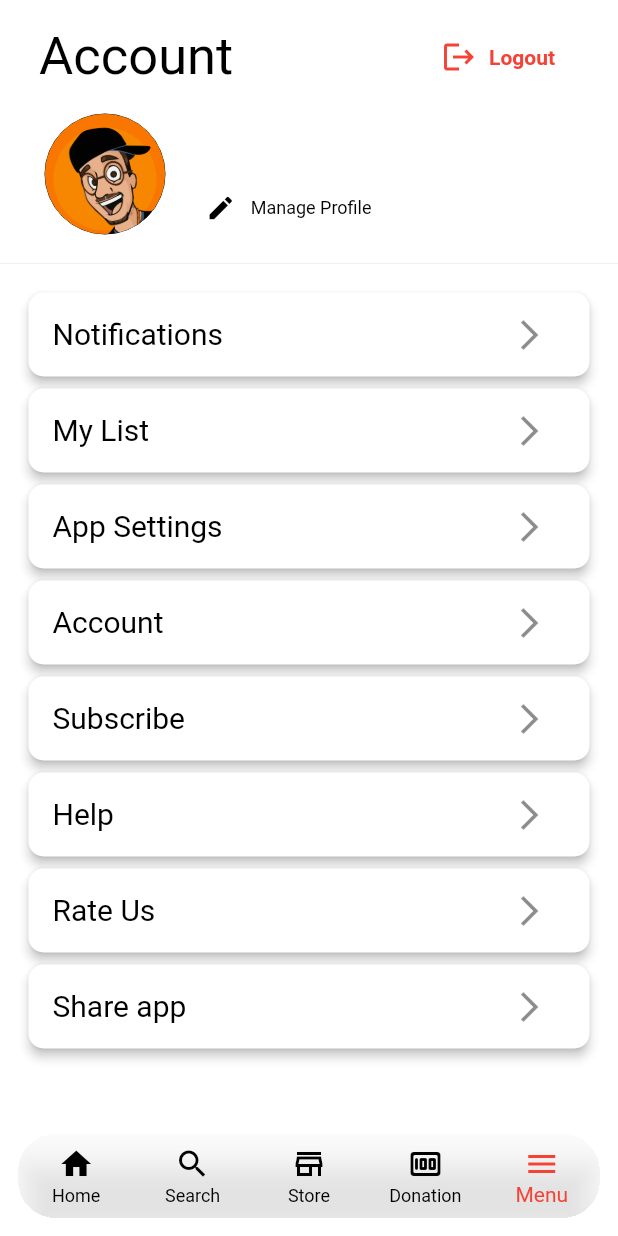
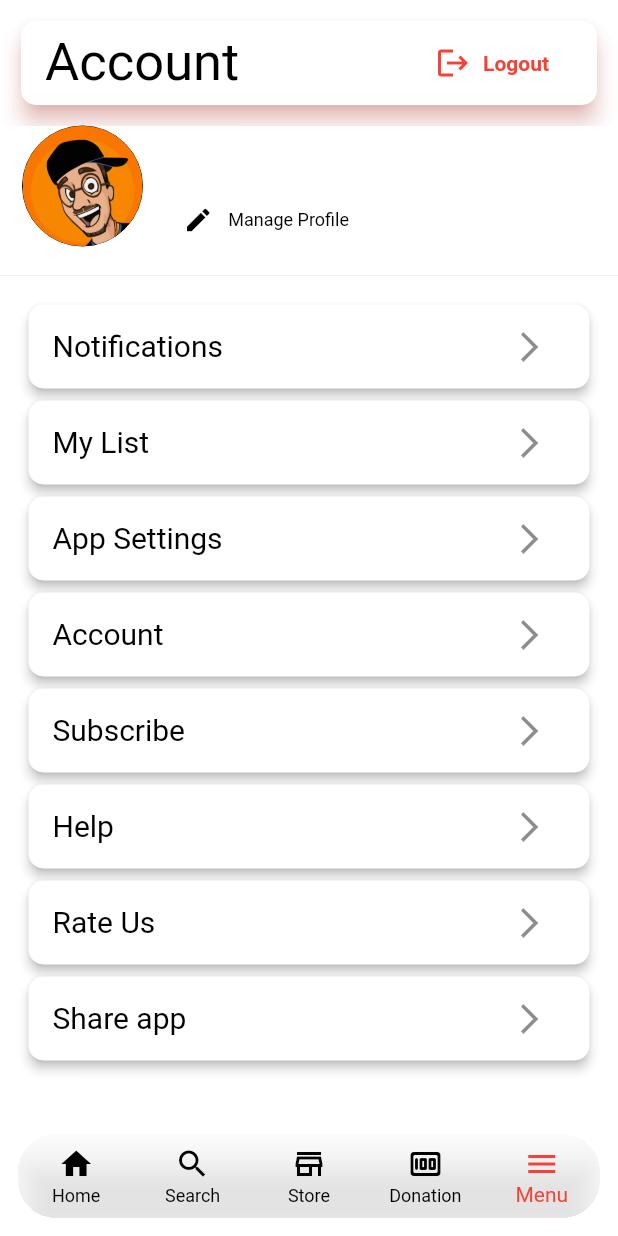
Before and after one commit to admin-mybytecode/ott, a Flutter app: the BottomNavigationBarController screen opened directly, item 5 of the bottom bar chosen, on a phone screen of 412 x 824 dp. Run offline on Flutter 3.47's test engine with Material 2 defaults, Android fonts, the phone set to English and light mode, and no system bars; our stand-ins replace auto_size_text, bubble_tab_indicator, cached_network_image, connectivity, data_connection_checker, device_info and 19 more; missing offline and left inert: braintree_payment, flutter_downloader, flutter_facebook_login, flutter_paystack, get_ip, launch_review and 4 more; accounts and stored records are empty; network calls fail.

Commit message:
Revert "changes to donate and menu page"
This reverts commit 3a59d56c9ca8dce43663ebd0f38e5c265235cd5c.

```diff
--- a/lib/ui/custom_drawer.dart
+++ b/lib/ui/custom_drawer.dart
@@ -141,7 +141,7 @@ class CustomDrawerState extends State<CustomDrawer> {
 
   Widget profileImage(width) {
     return Padding(
-      padding: const EdgeInsets.symmetric(horizontal: 30.0),
+      padding: const EdgeInsets.symmetric(horizontal: 15.0),
       child: Row(
         mainAxisAlignment: MainAxisAlignment.start,
         children: <Widget>[
@@ -729,12 +729,19 @@ class CustomDrawerState extends State<CustomDrawer> {
         children: <Widget>[
           Padding(
             padding: const EdgeInsets.symmetric(horizontal: 10, vertical: 10),
-            child: ListTile(
-              leading: Text(
-                "Account",
-                style: TextStyle(fontSize: 35, color: textColor),
+            child: Card(
+              elevation: 6.0,
+              shadowColor: redPrime.withOpacity(0.6),
+              color: primaryColor,
+              shape: RoundedRectangleBorder(
+                  borderRadius: BorderRadius.circular(10)),
+              child: ListTile(
+                leading: Text(
+                  "Account",
+                  style: TextStyle(fontSize: 35, color: textColor),
+                ),
+                trailing: signOut(),
               ),
-              trailing: signOut(),
             ),
           ),
           drawerHeader(width),
```
Also changed, not shown: lib/ui/donation_page.dart (+18 -45 lines), 1 other file.
